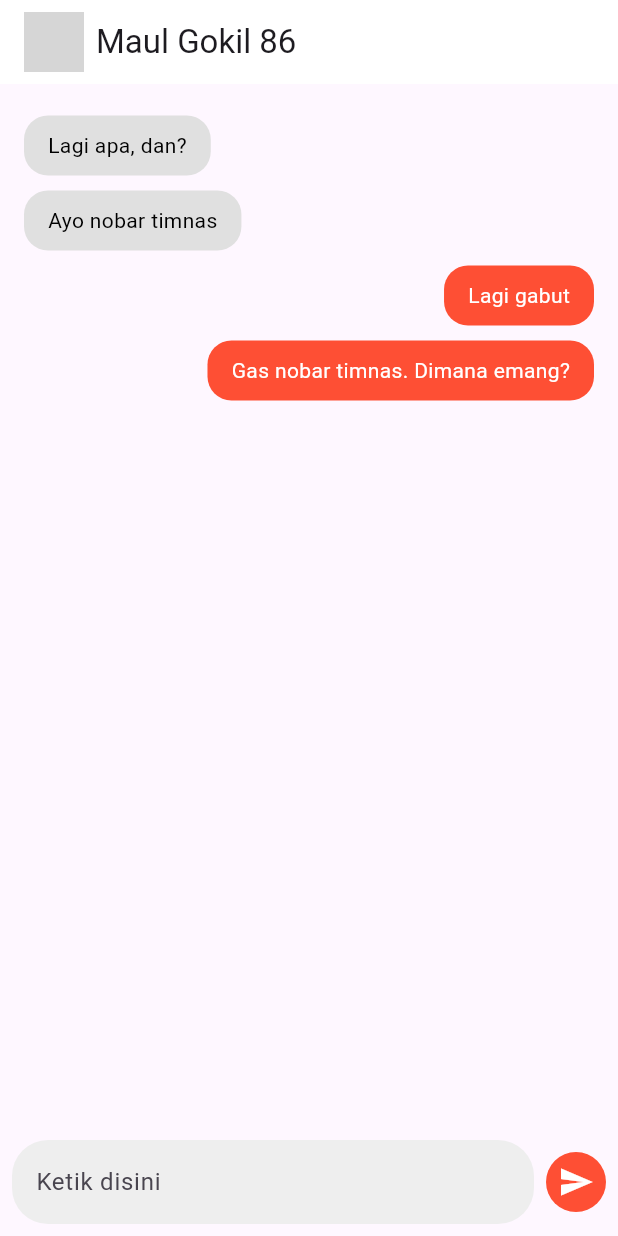
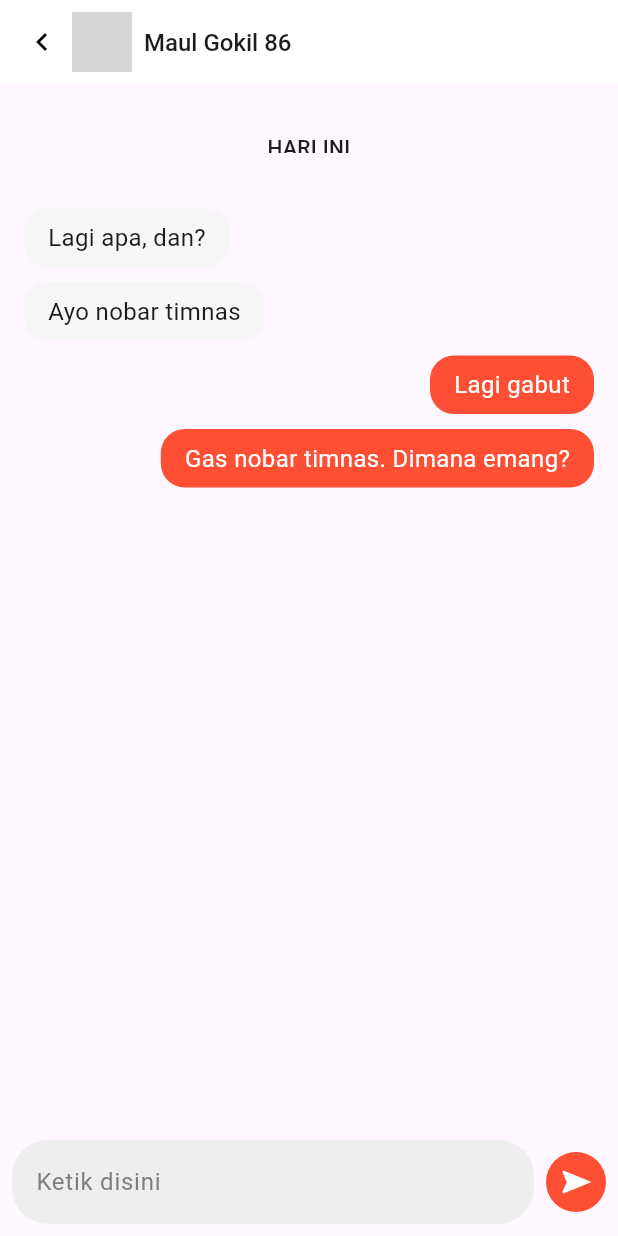
Before and after one commit to Tadika-Mesra-POLINEMA/mesran-app, a Flutter app: the ChatDetailPage screen opened by its route, on a phone screen of 412 x 824 dp. Run offline on Flutter 3.47's test engine with Material 3 defaults, Android fonts, the light colour scheme and no system bars; our stand-ins replace dotted_border, flutter_svg, go_router, shared_preferences; missing offline and left inert: flutter_timer_countdown; accounts and stored records are empty; Roboto replaces fonts that are missing (SF-Pro-Display); grey boxes are pictures that could not be loaded.

Commit message:
Halaman Detail Message

```diff
--- a/lib/pages/message/chat_detail_page.dart
+++ b/lib/pages/message/chat_detail_page.dart
@@ -1,4 +1,6 @@
 import 'package:flutter/material.dart';
+import 'package:go_router/go_router.dart';
+import 'package:mesran_app/utils/themes.dart'; // Import your theme file
 
 class ChatDetailPage extends StatelessWidget {
   final List<Map<String, String>> messages = [
@@ -14,11 +16,18 @@ class ChatDetailPage extends StatelessWidget {
       appBar: AppBar(
         title: Row(
           children: [
+            GestureDetector(
+              onTap: () {
+                context.go('/adamessage'); // Navigate to /message
+              },
+              child: Icon(Icons.chevron_left, color: Colors.black),
+            ),
+            const SizedBox(width: 8),
             CircleAvatar(
               backgroundImage: AssetImage('assets/images/avatar.png'),
             ),
             const SizedBox(width: 8),
-            Text("Maul Gokil 86"),
+            Text("Maul Gokil 86", style: titleOneMedium),
           ],
         ),
         backgroundColor: Colors.white,
@@ -27,6 +36,19 @@ class ChatDetailPage extends StatelessWidget {
       ),
       body: Column(
         children: [
+          const SizedBox(height: 32),
+          Center(
+            child: Container(
+              width: 343,
+              height: 14,
+              child: Text(
+                "HARI INI",
+                style: titleThreeMedium,
+                textAlign: TextAlign.center,
+              ),
+            ),
+          ),
+          const SizedBox(height: 16),
           Expanded(
             child: ListView.builder(
               padding: const EdgeInsets.all(16.0),
@@ -35,24 +57,30 @@ class ChatDetailPage extends StatelessWidget {
                 final message = messages[index];
                 final isMe = message['sender'] == 'me';
 
-                return Align(
-                  alignment:
-                      isMe ? Alignment.centerRight : Alignment.centerLeft,
-                  child: Container(
+                return Row(
+                  mainAxisAlignment:
+                      isMe ? MainAxisAlignment.end : MainAxisAlignment.start,
+                  children: [
+                    Container(
                       padding: const EdgeInsets.symmetric(
                           vertical: 10, horizontal: 16),
                       margin: const EdgeInsets.symmetric(vertical: 5),
                       decoration: BoxDecoration(
-                      color: isMe ? Color(0xFFFE4F34) : Colors.grey[300],
+                        color: isMe ? primaryBase : neutral10,
                         borderRadius: BorderRadius.circular(16),
                       ),
                       child: Text(
                         message['text']!,
-                      style: TextStyle(
-                        color: isMe ? Colors.white : Colors.black,
+                        style: titleOneRegular.copyWith(
+                          height: 1.2, // Set line height
+                          color: isMe
+                              ? Colors.white
+                              : neutralBase, // Set color based on condition
+                        ),
+                        textAlign: TextAlign.left, // Left align the text
                       ),
                     ),
-                  ),
+                  ],
                 );
               },
             ),
@@ -65,23 +93,30 @@ class ChatDetailPage extends StatelessWidget {
                   child: TextField(
                     decoration: InputDecoration(
                       hintText: 'Ketik disini',
+                      hintStyle: titleOneRegular.copyWith(
+                        // Use copyWith to customize the hint style
+                        color: neutral40, // Set the color for the hint text
+                      ),
                       border: OutlineInputBorder(
                         borderRadius: BorderRadius.circular(24),
-                        borderSide: BorderSide.none,
+                        borderSide: BorderSide.none, // No border
                       ),
-                      fillColor: Colors.grey[200],
-                      filled: true,
+                      fillColor: Colors.grey[200], // Background color
+                      filled: true, // Fill the background
                     ),
                   ),
                 ),
                 const SizedBox(width: 8),
-                CircleAvatar(
-                  backgroundColor: Color(0xFFFE4F34),
+                Transform.rotate(
+                  angle: 90 * (3.1415927 / 180),
+                  child: CircleAvatar(
+                    backgroundColor: primaryBase,
                     child: IconButton(
-                    icon: Icon(Icons.send, color: Colors.white),
+                      icon: Icon(Icons.navigation, color: Colors.white),
                       onPressed: () {
-                      // Aksi ketika tombol kirim ditekan
+                        context.go('/nextPage'); // Navigate to the next page
                       },
+                    ),
                   ),
                 ),
               ],
--- a/lib/routes.dart
+++ b/lib/routes.dart
@@ -8,11 +8,13 @@ import 'package:mesran_app/pages/event/create_activities_page.dart';
 import 'package:mesran_app/pages/event/create_event_page.dart';
 import 'package:mesran_app/pages/event/event_activities_page.dart';
 import 'package:mesran_app/pages/home_page.dart';
+import 'package:mesran_app/pages/message/profile_page.dart';
 import 'package:mesran_app/pages/notifikasi_page.dart';
 import 'package:mesran_app/pages/onboarding_page.dart';
 import 'package:mesran_app/pages/splash_screen.dart';
 import 'package:mesran_app/pages/message/personal_message_page.dart';
 import 'package:mesran_app/pages/message/chat_detail_page.dart';
+import 'package:mesran_app/pages/message/ada_chat_page.dart';
 
 final List<GoRoute> routes = [
   GoRoute(path: '/', builder: (context, state) => const SplashScreen()),
@@ -60,7 +62,11 @@ final List<GoRoute> routes = [
       builder: (context, state) => const NotifikasiPage()),
   // Personal Message
   GoRoute(path: '/message', builder: (context, state) => ChatPage()),
+  // Personal Message
+  GoRoute(path: '/adamessage', builder: (context, state) => AdaChatPage()),
   // Detail Message
   GoRoute(
       path: '/detailmessage', builder: (context, state) => ChatDetailPage()),
+  // Detail Message
+  GoRoute(path: '/profile', builder: (context, state) => ProfilePage()),
 ];
--- a/lib/utils/themes.dart
+++ b/lib/utils/themes.dart
@@ -121,6 +121,7 @@ TextStyle titleOneBold = baseTextStyle(16, FontWeight.bold);
 TextStyle titleOneSemiBold = baseTextStyle(16, FontWeight.w600);
 TextStyle titleOneMedium = baseTextStyle(16, FontWeight.w500);
 TextStyle titleOneLight = baseTextStyle(16, FontWeight.w300);
+TextStyle titleOneRegular = baseTextStyle(16, FontWeight.w400);
 
 TextStyle titleTwo = baseTextStyle(14, FontWeight.normal);
 TextStyle titleTwoBold = baseTextStyle(14, FontWeight.bold);
```
Also changed, not shown: lib/pages/message/ada_chat_page.dart (added, +189 -0 lines), lib/pages/message/profile_page.dart (added, +56 -0 lines). Lines whose indentation alone changed are shown as unchanged.
